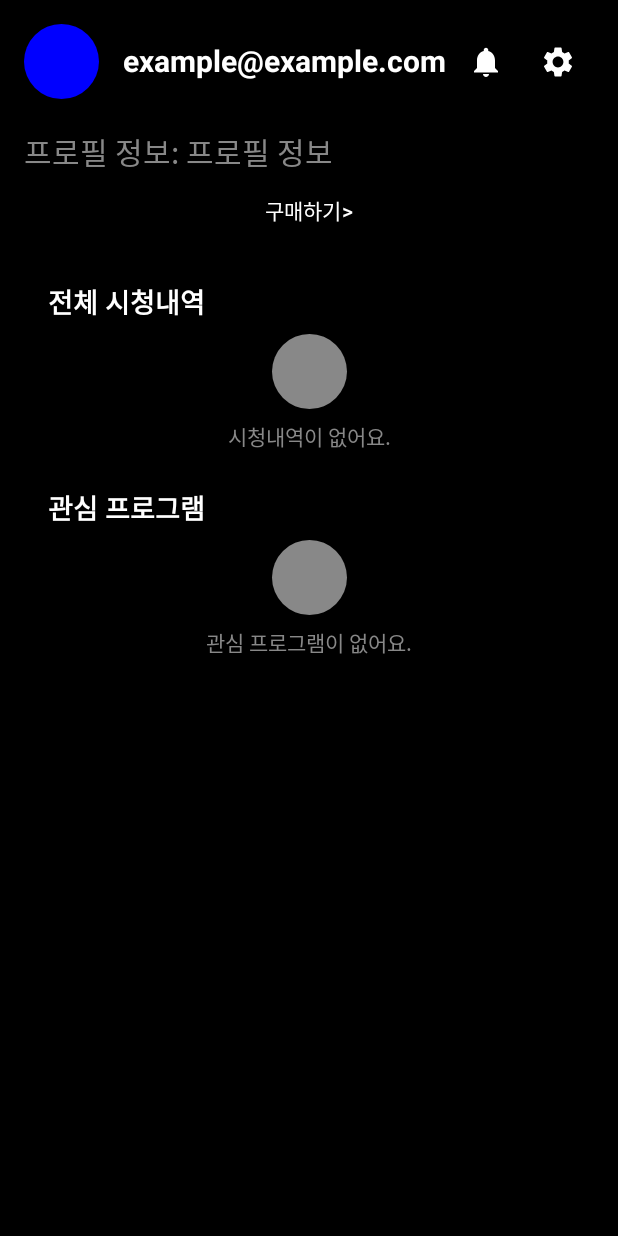
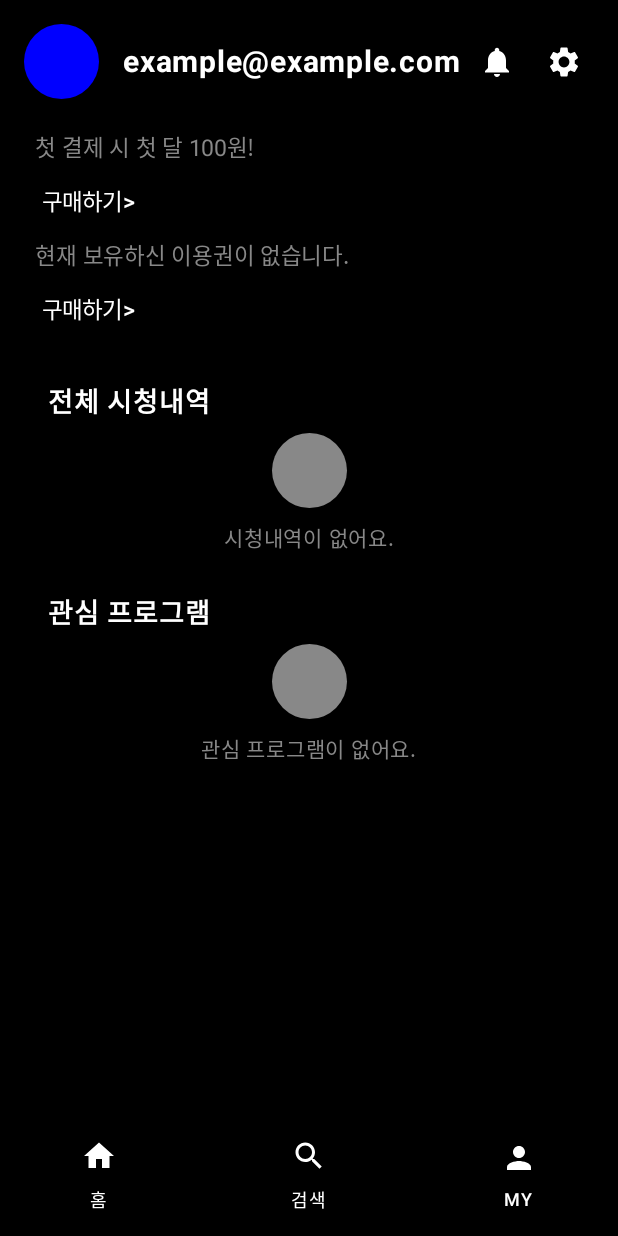
Before and after one commit to AND-SOPT-ANDROID/jaewon-jang, an Android app built with Jetpack Compose: the screen it shows after launch (MyActivity before the commit, MainActivity after it), item 3 of the bottom bar chosen, on a phone screen of 412 x 824 dp. Run offline under Robolectric (Android 15) with nearby library versions, the phone set to English and light mode, and no system bars.

Commit message:
UI 작업/바텀네비게이션 수정/1주차 과제 리팩토링

```diff
--- a/app/src/main/java/org/sopt/and/HomeScreen.kt
+++ /dev/null
@@ -1,144 +0,0 @@
-package org.sopt.and
-
-import android.os.Bundle
-import androidx.activity.ComponentActivity
-import androidx.activity.compose.setContent
-import androidx.compose.foundation.Image
-import androidx.compose.foundation.background
-import androidx.compose.foundation.layout.*
-import androidx.compose.foundation.lazy.LazyColumn
-import androidx.compose.foundation.lazy.LazyRow
-import androidx.compose.foundation.shape.RoundedCornerShape
-import androidx.compose.material3.*
-import androidx.compose.runtime.Composable
-import androidx.compose.ui.Alignment
-import androidx.compose.ui.Modifier
-import androidx.compose.ui.graphics.Color
-import androidx.compose.ui.layout.ContentScale
-import androidx.compose.ui.tooling.preview.Preview
-import androidx.compose.ui.unit.dp
-import androidx.compose.ui.unit.sp
-
-class HomeActivity : ComponentActivity() {
-    override fun onCreate(savedInstanceState: Bundle?) {
-        super.onCreate(savedInstanceState)
-        setContent {
-            HomeScreen()
-        }
-    }
-}
-
-@Composable
-fun HomeScreen() {
-    LazyColumn(
-        modifier = Modifier
-            .fillMaxSize()
-            .background(Color.Black),
-        verticalArrangement = Arrangement.spacedBy(16.dp),
-        contentPadding = PaddingValues(16.dp)
-    ) {
-        item {
-            BannerView()
-        }
-
-        item {
-            ListSection(
-                title = "믿고 보는 웨이브 에디터 추천작",
-                list = listOf("item1", "item2", "item3", "item4")
-            )
-        }
-
-        item {
-            ListSection(title = "오늘의 TOP 20", list = listOf("1위", "2위", "3위", "4위"))
-        }
-    }
-}
-
-@Composable
-fun BannerView() {
-    Box(
-        modifier = Modifier
-            .fillMaxWidth()
-            .height(200.dp)
-            .background(Color.DarkGray)
-    ) {
-        Box(
-            modifier = Modifier
-                .fillMaxSize()
-                .background(Color.Gray)
-        ) {
-            Text(
-                text = "Image Placeholder",
-                color = Color.White,
-                modifier = Modifier.align(Alignment.Center)
-            )
-        }
-
-        Text(
-            text = "여왕벌게임",
-            color = Color.White,
-            fontSize = 24.sp,
-            modifier = Modifier
-                .align(Alignment.BottomStart)
-                .padding(16.dp)
-        )
-    }
-}
-
-
-@Composable
-fun ListSection(title: String, list: List<String>) {
-    Column(modifier = Modifier.fillMaxWidth()) {
-        Text(
-            text = title,
-            color = Color.White,
-            fontSize = 18.sp,
-            modifier = Modifier.padding(8.dp)
-        )
-
-        LazyRow(
-            horizontalArrangement = Arrangement.spacedBy(8.dp),
-            modifier = Modifier.padding(start = 8.dp)
-        ) {
-            items(list.size) { index ->
-                ItemCard(list[index])
-            }
-        }
-    }
-}
-
-
-@Composable
-fun ItemCard(item: String) {
-    Column(
-        modifier = Modifier
-            .width(150.dp)
-            .height(200.dp)
-            .background(Color.Gray, RoundedCornerShape(8.dp)),
-        horizontalAlignment = Alignment.CenterHorizontally,
-        verticalArrangement = Arrangement.Center
-    ) {
-        Box(
-            modifier = Modifier
-                .fillMaxWidth()
-                .height(100.dp)
-                .background(Color.DarkGray, RoundedCornerShape(4.dp))
-        ) {
-            Text(
-                text = "Image",
-                color = Color.White,
-                modifier = Modifier.align(Alignment.Center)
-            )
-        }
-
-        Spacer(modifier = Modifier.height(8.dp))
-
-        Text(text = item, color = Color.White, fontSize = 14.sp)
-    }
-}
-
-@Preview(showBackground = true)
-@Composable
-fun PreviewHomeScreen() {
-    HomeScreen()
-}
--- a/app/src/main/java/org/sopt/and/MyActivity.kt
+++ b/app/src/main/java/org/sopt/and/MyActivity.kt
@@ -23,10 +23,6 @@ import androidx.compose.ui.unit.dp
 import androidx.compose.ui.unit.sp
 import androidx.lifecycle.ViewModel
 import androidx.lifecycle.viewmodel.compose.viewModel
-import androidx.navigation.NavHostController
-import androidx.navigation.compose.NavHost
-import androidx.navigation.compose.composable
-import androidx.navigation.compose.rememberNavController
 import kotlinx.coroutines.flow.MutableStateFlow
 import kotlinx.coroutines.flow.StateFlow
 
@@ -47,28 +43,7 @@ class MyActivity : ComponentActivity() {
         }
 
         setContent {
-            MyApp(email)
-        }
-    }
-
-    @Composable
-    fun MyApp(email: String) {
-        val navController = rememberNavController()
-        NavGraph(navController = navController, email = email)
-    }
-
-    @Composable
-    fun NavGraph(navController: NavHostController, email: String) {
-        NavHost(
-            navController = navController,
-            startDestination = "home"
-        ) {
-            composable("home") {
-                MyScreenContent(email = email)
-            }
-            composable("settings") {
-                SettingsScreen()
-            }
+            MyScreenContent(email)
         }
     }
 
@@ -141,18 +116,31 @@ class MyActivity : ComponentActivity() {
         Spacer(modifier = Modifier.height(20.dp))
 
         Text(
-            text = "프로필 정보: $profileData",
-            fontSize = 20.sp,
+            text = "  첫 결제 시 첫 달 100원!",
+            fontSize = 15.sp,
             color = Color.Gray,
             modifier = Modifier.fillMaxWidth()
         )
 
         TextButton(
             onClick = { /* 구매하기 동작 */ },
+        ) {
+            Text(text = "구매하기>", color = Color.White, textAlign = TextAlign.Left, fontSize = 15.sp)
+        }
+
+        Text(
+            text = "  현재 보유하신 이용권이 없습니다.",
+            fontSize = 15.sp,
+            color = Color.Gray,
             modifier = Modifier.fillMaxWidth()
+        )
+
+        TextButton(
+            onClick = { /* 구매하기 동작 */ },
         ) {
-            Text(text = "구매하기>", color = Color.White, textAlign = TextAlign.Left)
+            Text(text = "구매하기>", color = Color.White, textAlign = TextAlign.Left, fontSize = 15.sp)
         }
+
     }
 
     @Composable
--- /dev/null
+++ b/app/src/main/java/org/sopt/and/navi/HomeScreen.kt
@@ -0,0 +1,178 @@
+package org.sopt.and.navi
+
+import android.os.Bundle
+import androidx.activity.ComponentActivity
+import androidx.activity.compose.setContent
+import androidx.compose.foundation.Image
+import androidx.compose.foundation.background
+import androidx.compose.foundation.layout.*
+import androidx.compose.foundation.lazy.LazyColumn
+import androidx.compose.foundation.lazy.LazyRow
+import androidx.compose.foundation.lazy.items
+import androidx.compose.foundation.shape.RoundedCornerShape
+import androidx.compose.material3.Text
+import androidx.compose.runtime.Composable
+import androidx.compose.ui.Alignment
+import androidx.compose.ui.Modifier
+import androidx.compose.ui.graphics.Color
+import androidx.compose.ui.layout.ContentScale
+import androidx.compose.ui.res.painterResource
+import androidx.compose.ui.tooling.preview.Preview
+import androidx.compose.ui.unit.dp
+import androidx.compose.ui.unit.sp
+import org.sopt.and.R
+
+class HomeActivity : ComponentActivity() {
+    override fun onCreate(savedInstanceState: Bundle?) {
+        super.onCreate(savedInstanceState)
+        setContent {
+            HomeScreen()
+        }
+    }
+}
+
+@Composable
+fun HomeScreen() {
+    LazyColumn(
+        modifier = Modifier
+            .fillMaxSize()
+            .background(Color.Black),
+        verticalArrangement = Arrangement.spacedBy(16.dp),
+        contentPadding = PaddingValues(16.dp)
+    ) {
+        item {
+            TopBar()
+        }
+
+        item {
+            BannerView()
+        }
+
+        item {
+            ListSection(
+                title = "믿고 보는 웨이브 에디터 추천작",
+                list = listOf(R.drawable.mudo, R.drawable.mudo, R.drawable.mudo, R.drawable.mudo)
+            )
+        }
+
+        item {
+            ListSection(
+                title = "오늘의 TOP 20",
+                list = listOf(R.drawable.mudo, R.drawable.mudo, R.drawable.mudo, R.drawable.mudo)
+            )
+        }
+    }
+}
+
+@Composable
+fun TopBar() {
+    Column(
+        modifier = Modifier
+            .fillMaxWidth()
+            .background(Color.Black)
+    ) {
+        Row(
+            modifier = Modifier
+                .fillMaxWidth()
+                .padding(16.dp),
+            verticalAlignment = Alignment.CenterVertically
+        ) {
+            Image(
+                painter = painterResource(id = R.drawable.logo),
+                contentDescription = "Wavve Logo",
+                modifier = Modifier
+                    .height(24.dp)
+                    .width(100.dp)
+            )
+        }
+
+        LazyRow(
+            modifier = Modifier.fillMaxWidth(),
+            horizontalArrangement = Arrangement.spacedBy(16.dp),
+            contentPadding = PaddingValues(horizontal = 16.dp)
+        ) {
+            items(listOf("뉴클래식", "드라마", "예능", "영화", "애니", "해외시리즈")) { category ->
+                Text(
+                    text = category,
+                    color = Color.Gray,
+                    fontSize = 16.sp
+                )
+            }
+        }
+    }
+}
+
+@Composable
+fun BannerView() {
+    LazyRow(
+        modifier = Modifier
+            .fillMaxWidth()
+            .height(400.dp),
+        horizontalArrangement = Arrangement.spacedBy(8.dp),
+        contentPadding = PaddingValues(horizontal = 16.dp)
+    ) {
+        items(5) { index ->
+            Box(
+                modifier = Modifier
+                    .width(300.dp)
+                    .height(400.dp)
+                    .background(Color.DarkGray)
+            ) {
+                Image(
+                    painter = painterResource(id = R.drawable.queenbee),
+                    contentDescription = "Banner Image",
+                    contentScale = ContentScale.Crop,
+                    modifier = Modifier.fillMaxSize()
+                )
+            }
+        }
+    }
+}
+
+@Composable
+fun ListSection(title: String, list: List<Int>) {
+    Column(modifier = Modifier.fillMaxWidth()) {
+        Text(
+            text = title,
+            color = Color.White,
+            fontSize = 18.sp,
+            modifier = Modifier.padding(8.dp)
+        )
+
+        LazyRow(
+            horizontalArrangement = Arrangement.spacedBy(8.dp),
+            modifier = Modifier.padding(start = 8.dp)
+        ) {
+            items(list.size) { index ->
+                ItemCard(imageResId = list[index])
+            }
+        }
+    }
+}
+
+@Composable
+fun ItemCard(imageResId: Int) {
+    Column(
+        modifier = Modifier
+            .width(150.dp)
+            .height(200.dp)
+            .background(Color.Gray, RoundedCornerShape(8.dp)),
+        horizontalAlignment = Alignment.CenterHorizontally,
+        verticalArrangement = Arrangement.Center
+    ) {
+        Image(
+            painter = painterResource(id = imageResId),
+            contentDescription = "Recommendation Image",
+            contentScale = ContentScale.Crop,
+            modifier = Modifier
+                .fillMaxWidth()
+                .height(200.dp)
+        )
+    }
+}
+
+@Preview(showBackground = true)
+@Composable
+fun PreviewHomeScreen() {
+    HomeScreen()
+}
--- a/app/src/main/java/org/sopt/and/MainActivity.kt
+++ b/app/src/main/java/org/sopt/and/navi/MainActivity.kt
@@ -1,6 +1,5 @@
-package org.sopt.and
+package org.sopt.and.navi
 
-import android.content.Intent
 import android.os.Bundle
 import androidx.activity.ComponentActivity
 import androidx.activity.compose.setContent
@@ -12,7 +11,7 @@ import androidx.compose.material.icons.filled.Search
 import androidx.compose.material3.*
 import androidx.compose.runtime.Composable
 import androidx.compose.ui.Modifier
-import androidx.compose.ui.tooling.preview.Preview
+import androidx.compose.ui.graphics.Color
 import androidx.navigation.compose.NavHost
 import androidx.navigation.compose.composable
 import androidx.navigation.compose.rememberNavController
@@ -51,43 +50,33 @@ fun MainScreen() {
         ) {
             composable("home") { HomeScreen() }
             composable("search") { SearchScreen() }
+            composable("my") { MyScreen(email = "example@example.com") }  // MyScreen 추가
         }
     }
 }
 
 @Composable
 fun BottomNavigationBar(navController: androidx.navigation.NavHostController) {
-    NavigationBar {
+    NavigationBar(
+        containerColor = Color.Black
+    ) {
         NavigationBarItem(
-            icon = { Icon(Icons.Default.Home, contentDescription = "Home") },
-            label = { Text("홈") },
+            icon = { Icon(Icons.Default.Home, contentDescription = "Home", tint = Color.White) },
+            label = { Text("홈", color = Color.White) },
             selected = false,
             onClick = { navController.navigate("home") }
         )
         NavigationBarItem(
-            icon = { Icon(Icons.Default.Search, contentDescription = "Search") },
-            label = { Text("검색") },
+            icon = { Icon(Icons.Default.Search, contentDescription = "Search", tint = Color.White) },
+            label = { Text("검색", color = Color.White) },
             selected = false,
             onClick = { navController.navigate("search") }
         )
         NavigationBarItem(
-            icon = { Icon(Icons.Default.Person, contentDescription = "MY") },
-            label = { Text("MY") },
+            icon = { Icon(Icons.Default.Person, contentDescription = "MY", tint = Color.White) },
+            label = { Text("MY", color = Color.White) },
             selected = false,
-            onClick = {
-                val context = navController.context
-                val intent = Intent(context, MyActivity::class.java)
-                intent.putExtra(MyActivity.EXTRA_EMAIL, "example@example.com")
-                context.startActivity(intent)
-            }
+            onClick = { navController.navigate("my") }
         )
     }
 }
-
-@Preview(showBackground = true)
-@Composable
-fun MainScreenPreview() {
-    MyApplicationTheme {
-        MainScreen()
-    }
-}
--- /dev/null
+++ b/app/src/main/java/org/sopt/and/navi/MyScreen.kt
@@ -0,0 +1,175 @@
+package org.sopt.and.navi
+
+import androidx.compose.foundation.background
+import androidx.compose.foundation.layout.*
+import androidx.compose.foundation.shape.CircleShape
+import androidx.compose.material.icons.Icons
+import androidx.compose.material.icons.filled.Notifications
+import androidx.compose.material.icons.filled.Settings
+import androidx.compose.material3.*
+import androidx.compose.runtime.Composable
+import androidx.compose.runtime.collectAsState
+import androidx.compose.runtime.getValue
+import androidx.compose.ui.Alignment
+import androidx.compose.ui.Modifier
+import androidx.compose.ui.draw.clip
+import androidx.compose.ui.graphics.Color
+import androidx.compose.ui.text.font.FontWeight
+import androidx.compose.ui.text.style.TextAlign
+import androidx.compose.ui.tooling.preview.Preview
+import androidx.compose.ui.unit.dp
+import androidx.compose.ui.unit.sp
+import androidx.lifecycle.viewmodel.compose.viewModel
+import kotlinx.coroutines.flow.MutableStateFlow
+import kotlinx.coroutines.flow.StateFlow
+
+@Composable
+fun MyScreen(
+    email: String,
+    viewModel: MyViewModel = viewModel()
+) {
+    val profileData by viewModel.profileData.collectAsState()
+
+    Column(
+        modifier = Modifier
+            .fillMaxSize()
+            .background(Color.Black)
+            .padding(16.dp)
+    ) {
+        ProfileSection(email = email, profileData = profileData)
+
+        Spacer(modifier = Modifier.height(24.dp))
+
+        ContentSection(title = "전체 시청내역", message = "시청내역이 없어요.")
+
+        Spacer(modifier = Modifier.height(24.dp))
+
+        ContentSection(title = "관심 프로그램", message = "관심 프로그램이 없어요.")
+    }
+}
+
+@Composable
+fun ProfileSection(email: String, profileData: String) {
+    Row(
+        modifier = Modifier
+            .fillMaxWidth(),
+        verticalAlignment = Alignment.CenterVertically
+    ) {
+        Box(
+            modifier = Modifier
+                .size(50.dp)
+                .clip(CircleShape)
+                .background(Color.Blue)
+        )
+
+        Spacer(modifier = Modifier.width(16.dp))
+
+        Text(
+            text = email,
+            fontSize = 20.sp,
+            color = Color.White,
+            fontWeight = FontWeight.Bold
+        )
+
+        Spacer(modifier = Modifier.weight(1f))
+
+        IconButton(onClick = { /* 알림 버튼 동작 */ }) {
+            Icon(
+                imageVector = Icons.Default.Notifications,
+                contentDescription = "알림",
+                tint = Color.White
+            )
+        }
+        IconButton(onClick = { /* 설정 버튼 동작 */ }) {
+            Icon(
+                imageVector = Icons.Default.Settings,
+                contentDescription = "설정",
+                tint = Color.White
+            )
+        }
+    }
+
+    Spacer(modifier = Modifier.height(20.dp))
+
+    Text(
+        text = "  첫 결제 시 첫 달 100원!",
+        fontSize = 15.sp,
+        color = Color.Gray,
+        modifier = Modifier.fillMaxWidth()
+    )
+
+    TextButton(
+        onClick = { /* 구매하기 동작 */ },
+    ) {
+        Text(text = "구매하기>", color = Color.White, textAlign = TextAlign.Left, fontSize = 15.sp)
+    }
+
+    Text(
+        text = "  현재 보유하신 이용권이 없습니다.",
+        fontSize = 15.sp,
+        color = Color.Gray,
+        modifier = Modifier.fillMaxWidth()
+    )
+
+    TextButton(
+        onClick = { /* 구매하기 동작 */ },
+    ) {
+        Text(text = "구매하기>", color = Color.White, textAlign = TextAlign.Left, fontSize = 15.sp)
+    }
+}
+
+@Composable
+fun ContentSection(title: String, message: String) {
+    Column(
+        modifier = Modifier.fillMaxWidth(),
+    ) {
+        Text(
+            text = title,
+            fontSize = 18.sp,
+            color = Color.White,
+            fontWeight = FontWeight.Bold,
+            modifier = Modifier
+                .fillMaxWidth()
+                .padding(start = 16.dp)
+        )
+        Spacer(modifier = Modifier.height(8.dp))
+        Column(
+            modifier = Modifier.fillMaxWidth(),
+            horizontalAlignment = Alignment.CenterHorizontally
+        ) {
+            Box(
+                modifier = Modifier
+                    .size(50.dp)
+                    .background(Color.Gray, CircleShape)
+            )
+            Spacer(modifier = Modifier.height(8.dp))
+            Text(
+                text = message,
+                fontSize = 14.sp,
+                color = Color.Gray
+            )
+        }
+    }
+}
+
+@Preview(showBackground = true)
+@Composable
+fun PreviewMyScreen() {
+    MyScreen(email = "unknown@example.com")
+}
+
+@Preview(showBackground = true)
+@Composable
+fun PreviewProfileSection() {
+    ProfileSection(email = "example@example.com", profileData = "프로필 정보")
+}
+
+// ViewModel 관련
+class MyViewModel : androidx.lifecycle.ViewModel() {
+    private val _profileData = MutableStateFlow("프로필 정보")
+    val profileData: StateFlow<String> = _profileData
+
+    fun updateProfile(newData: String) {
+        _profileData.value = newData
+    }
+}
--- a/app/src/main/java/org/sopt/and/SearchScreen.kt
+++ b/app/src/main/java/org/sopt/and/navi/SearchScreen.kt
@@ -1,4 +1,4 @@
-package org.sopt.and
+package org.sopt.and.navi
 
 import androidx.compose.material3.Text
 import androidx.compose.runtime.Composable
@@ -6,7 +6,7 @@ import androidx.compose.ui.tooling.preview.Preview
 
 @Composable
 fun SearchScreen() {
-    Text(text = "검색 화면")
+    Text(text = "검색 화면!")
 }
 
 @Preview(showBackground = true)
--- a/gradle.properties
+++ b/gradle.properties
@@ -21,3 +21,4 @@ kotlin.code.style=official
 # resources declared in the library itself and none from the library's dependencies,
 # thereby reducing the size of the R class for that library
 android.nonTransitiveRClass=true
+org.gradle.configuration-cache=true
```
Also changed, not shown: app/src/main/AndroidManifest.xml (+3 -6 lines), app/src/main/java/org/sopt/and/SignInActivity.kt (+56 -10 lines), app/src/main/java/org/sopt/and/SignUpActivity.kt (+51 -2 lines), app/src/main/res/drawable/apple1.jpg (added), app/src/main/res/drawable/facebook1.jpg (added), app/src/main/res/drawable/kakao1.jpg (added), app/src/main/res/drawable/logo.jpg (added), app/src/main/res/drawable/mudo.jpg (added), app/src/main/res/drawable/naver1.jpg (added), app/src/main/res/drawable/queenbee.jpg (added).
